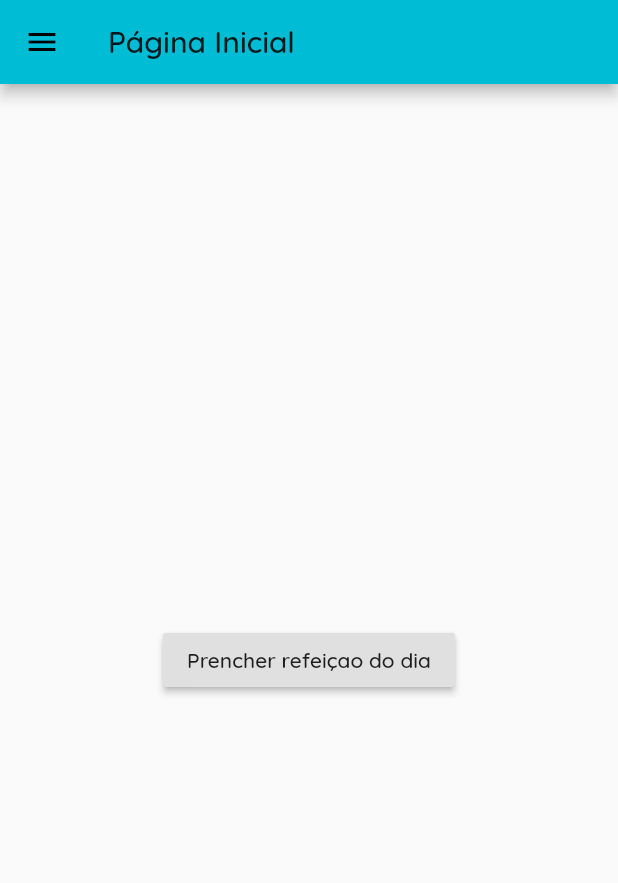
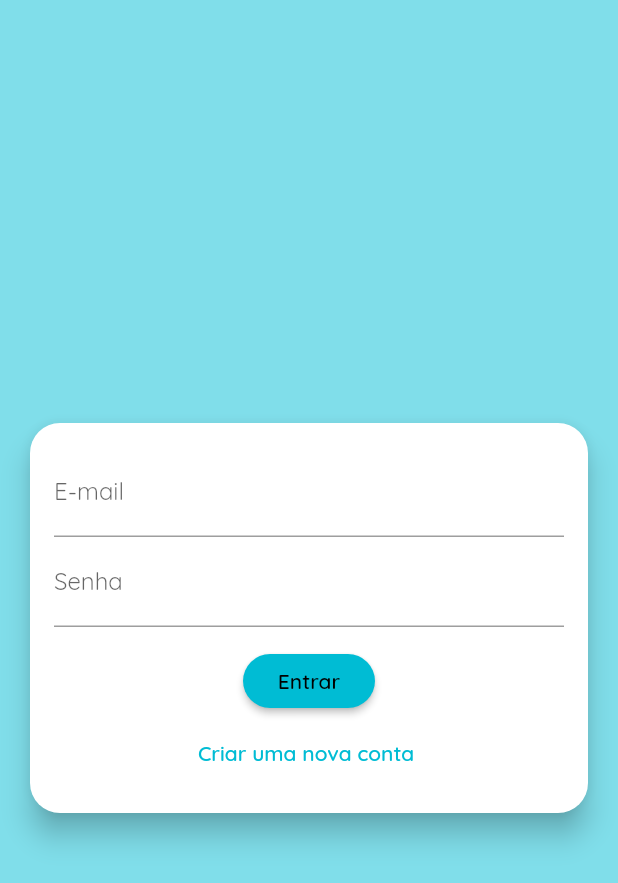
Before and after one commit to dilss/Diet-and-Teeth, a Flutter app: the screen it shows after launch, on a phone screen of 412 x 824 dp. Shown: the top 883 px of the screen. Run offline on Flutter 3.47's test engine with Material 2 defaults, Android fonts, the phone set to English and light mode, and no system bars; our stand-ins replace cloud_firestore, firebase_auth, firebase_core; accounts and stored records are empty.

Commit message:
Login screen fully functional

```diff
--- a/lib/main.dart
+++ b/lib/main.dart
@@ -1,11 +1,17 @@
 import 'package:flutter/material.dart';
+import 'package:firebase_core/firebase_core.dart';
+import 'package:firebase_auth/firebase_auth.dart';
 
 import 'screens/diet_settings_screen.dart';
 import 'screens/item_selection_screen.dart';
 import 'screens/medicine_screen.dart';
 import 'widgets/main_drawer.dart';
+import 'screens/info_screen.dart';
+import 'screens/auth_screen.dart';
 
-void main() {
+Future<void> main() async {
+  WidgetsFlutterBinding.ensureInitialized();
+  await Firebase.initializeApp();
   runApp(MyApp());
 }
 
@@ -16,14 +22,33 @@ class MyApp extends StatelessWidget {
       title: 'Diet and Teeth',
       theme: ThemeData(
         primarySwatch: Colors.cyan,
+        backgroundColor: Colors.white,
+        accentColor: Colors.cyan,
+        accentColorBrightness: Brightness.dark,
         visualDensity: VisualDensity.adaptivePlatformDensity,
         fontFamily: 'Quicksand',
+        buttonTheme: ButtonTheme.of(context).copyWith(
+          buttonColor: Colors.cyan,
+          textTheme: ButtonTextTheme.primary,
+          shape: RoundedRectangleBorder(
+            borderRadius: BorderRadius.circular(20),
+          ),
+        ),
       ),
-      home: HomePage(),
+      home: StreamBuilder(
+        stream: FirebaseAuth.instance.authStateChanges(),
+        builder: (ctx, userSnapshot) {
+          if (userSnapshot.hasData) {
+            return HomePage();
+          }
+          return AuthScreen();
+        },
+      ),
       routes: {
         DietSettingsScreen.routeName: (context) => DietSettingsScreen(),
         ItemSelectionScreen.routeName: (context) => ItemSelectionScreen(),
         MedicineScreen.routeName: (context) => MedicineScreen(),
+        InfoScreen.routeName: (context) => InfoScreen(),
       },
     );
   }
@@ -32,6 +57,36 @@ class MyApp extends StatelessWidget {
 class HomePage extends StatelessWidget {
   final myAppBar = AppBar(
     title: Text('Página Inicial'),
+    actions: [
+      DropdownButton(
+          items: [
+            DropdownMenuItem(
+              child: Container(
+                child: Row(
+                  children: [
+                    Icon(
+                      Icons.exit_to_app,
+                    ),
+                    SizedBox(
+                      width: 8,
+                    ),
+                    Text('Sair'),
+                  ],
+                ),
+              ),
+              value: 'logout',
+            ),
+          ],
+          icon: Icon(
+            Icons.more_vert,
+            color: Colors.black,
+          ),
+          onChanged: (itemIdentifier) {
+            if (itemIdentifier == 'logout') {
+              FirebaseAuth.instance.signOut();
+            }
+          })
+    ],
   );
 
   @override
--- a/lib/screens/item_selection_screen.dart
+++ b/lib/screens/item_selection_screen.dart
@@ -20,6 +20,7 @@ class ItemSelectionScreen extends StatelessWidget {
         myAppBar.preferredSize.height;
     return Scaffold(
       appBar: myAppBar,
+      backgroundColor: Theme.of(context).backgroundColor,
       body: Container(
         height: availableSize,
         child: Column(
--- /dev/null
+++ b/lib/widgets/auth/auth_form.dart
@@ -0,0 +1,133 @@
+import 'package:flutter/material.dart';
+
+class AuthForm extends StatefulWidget {
+  AuthForm(this.submitFn, this.isLoading);
+
+  final bool isLoading;
+
+  final void Function(
+    String email,
+    String password,
+    String username,
+    bool isLogin,
+    BuildContext ctx,
+  ) submitFn;
+
+  @override
+  _AuthFormState createState() => _AuthFormState();
+}
+
+class _AuthFormState extends State<AuthForm> {
+  final _formKey = GlobalKey<FormState>();
+
+  var _userEmail = '';
+  var _userName = '';
+  var _userPassword = '';
+
+  var _isLogin = true;
+
+  void _trySubmit() {
+    final isValid = _formKey.currentState.validate();
+
+    FocusScope.of(context).unfocus();
+
+    if (isValid) {
+      _formKey.currentState.save();
+      widget.submitFn(
+        _userEmail.trim(),
+        _userPassword,
+        _userName.trim(),
+        _isLogin,
+        context,
+      );
+    }
+  }
+
+  @override
+  Widget build(BuildContext context) {
+    return Center(
+      child: Card(
+        shape: RoundedRectangleBorder(
+          borderRadius: BorderRadius.circular(20),
+        ),
+        elevation: 8,
+        margin: EdgeInsets.all(20),
+        child: SingleChildScrollView(
+          child: Padding(
+            padding: EdgeInsets.all(16),
+            child: Form(
+              key: _formKey,
+              child: Column(
+                mainAxisSize: MainAxisSize.min,
+                children: [
+                  TextFormField(
+                    keyboardType: TextInputType.emailAddress,
+                    decoration: InputDecoration(labelText: 'E-mail'),
+                    validator: (value) {
+                      if (value.isEmpty || !value.contains('@')) {
+                        return 'Entre com um endereço de email válido!';
+                      }
+                      return null;
+                    },
+                    onSaved: (value) {
+                      _userEmail = value;
+                    },
+                  ),
+                  if (!_isLogin)
+                    TextFormField(
+                      key: ValueKey('username'),
+                      decoration: InputDecoration(labelText: 'Usuário'),
+                      validator: (value) {
+                        if (value.isEmpty || value.length < 4) {
+                          return 'O nome do usuário deve conter pelo menos 4 caracters.';
+                        }
+                        return null;
+                      },
+                      onSaved: (value) {
+                        _userName = value;
+                      },
+                    ),
+                  TextFormField(
+                    key: ValueKey('password'),
+                    decoration: InputDecoration(labelText: 'Senha'),
+                    obscureText: true,
+                    validator: (value) {
+                      if (value.isEmpty || value.length < 6) {
+                        return 'A senha deve conter no mínimo seis caracteres.';
+                      }
+                      return null;
+                    },
+                    onSaved: (value) {
+                      _userPassword = value;
+                    },
+                  ),
+                  SizedBox(
+                    height: 12,
+                  ),
+                  if (widget.isLoading) CircularProgressIndicator(),
+                  if (!widget.isLoading)
+                    RaisedButton(
+                      child: Text(_isLogin ? 'Entrar' : 'Registrar-se'),
+                      onPressed: _trySubmit,
+                    ),
+                  if (!widget.isLoading)
+                    FlatButton(
+                      onPressed: () {
+                        setState(() {
+                          _isLogin = !_isLogin;
+                        });
+                      },
+                      child: Text(_isLogin
+                          ? 'Criar uma nova conta '
+                          : 'Já tenho uma conta'),
+                      textColor: Theme.of(context).primaryColor,
+                    ),
+                ],
+              ),
+            ),
+          ),
+        ),
+      ),
+    );
+  }
+}
--- a/pubspec.yaml
+++ b/pubspec.yaml
@@ -28,6 +28,9 @@ dependencies:
   # The following adds the Cupertino Icons font to your application.
   # Use with the CupertinoIcons class for iOS style icons.
   cupertino_icons: ^0.1.3
+  firebase_core: ^0.5.0
+  cloud_firestore: ^0.14.0+2
+  firebase_auth: ^0.18.0+1
 
 dev_dependencies:
   flutter_test:
@@ -51,6 +54,7 @@ flutter:
     - assets/images/snack.jpg
     - assets/images/dinner.jpg
     - assets/images/unhealthyFood.jpg
+    - assets/images/foodPyramid.png
     - assets/icons/beans.png
     - assets/icons/bigMouth.png
     - assets/icons/brushAndToothPaste.png
```
Also changed, not shown: lib/screens/auth_screen.dart (added, +81 -0 lines), lib/screens/info_screen.dart (added, +24 -0 lines), lib/widgets/food-pyramid.dart (added, +41 -0 lines), lib/widgets/main_drawer.dart (+6 -2 lines), assets/images/foodPyramid.png (added), pubspec.lock (added), 59 other files.
